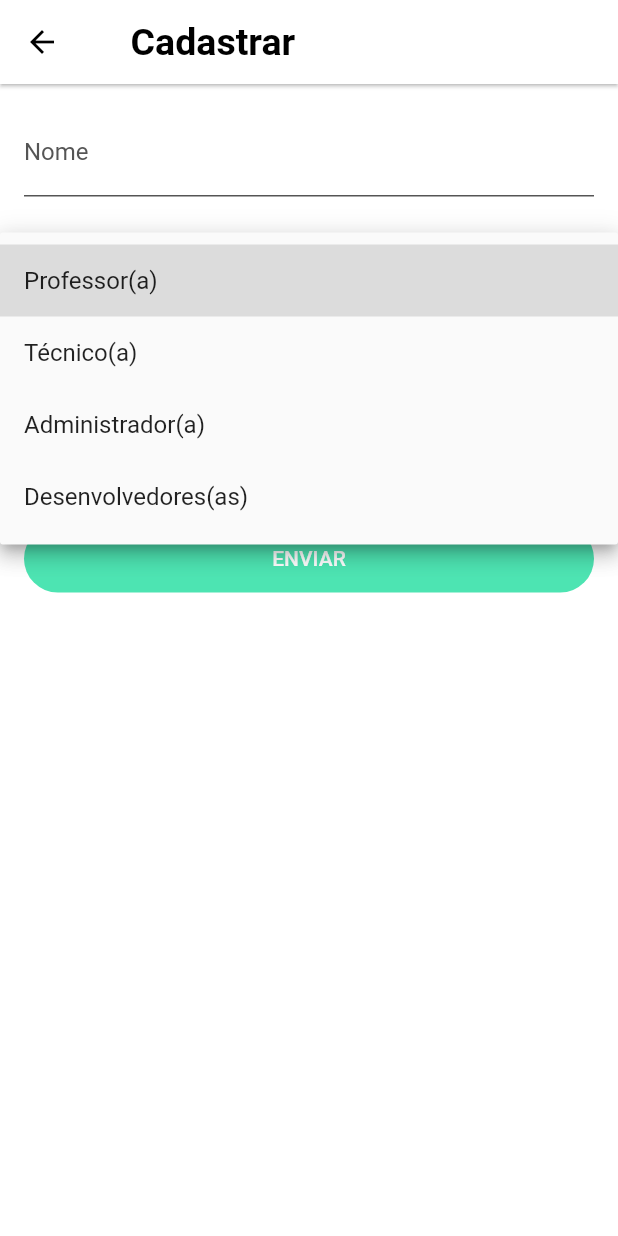
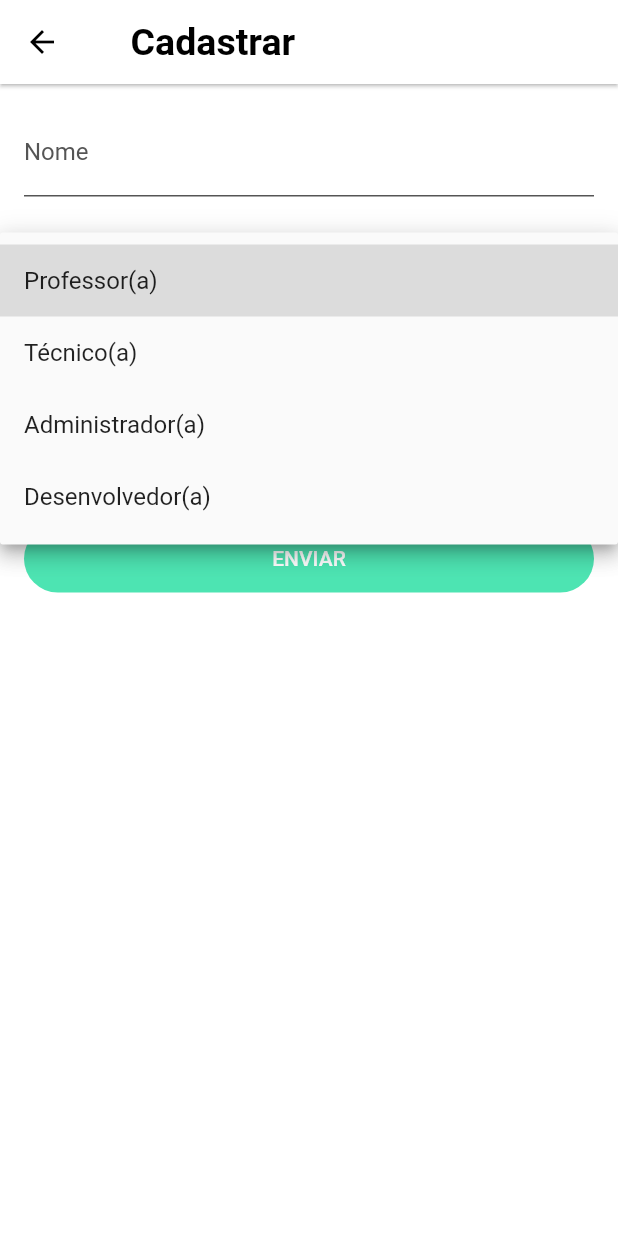
Before and after one commit to vitormsiqueira/PAPUF-Flutter, a Flutter app: the RegisterPage screen opened directly, after a tap on "Selecione o tipo de acesso", on a phone screen of 412 x 824 dp. Run offline on Flutter 3.47's test engine with Material 2 defaults, Android fonts, the phone set to English and light mode, and no system bars; our stand-ins replace firebase_auth, material_design_icons_flutter; missing offline and left inert: mqtt_client; accounts and stored records are empty.

Commit message:
Ortography correction

```diff
--- a/lib/pages/register/register_page.dart
+++ b/lib/pages/register/register_page.dart
@@ -12,7 +12,7 @@ var _currencies = [
   "Professor(a)",
   "Técnico(a)",
   "Administrador(a)",
-  "Desenvolvedores(as)",
+  "Desenvolvedor(a)",
 ];
 String _selectedCurrencie;
 
```
